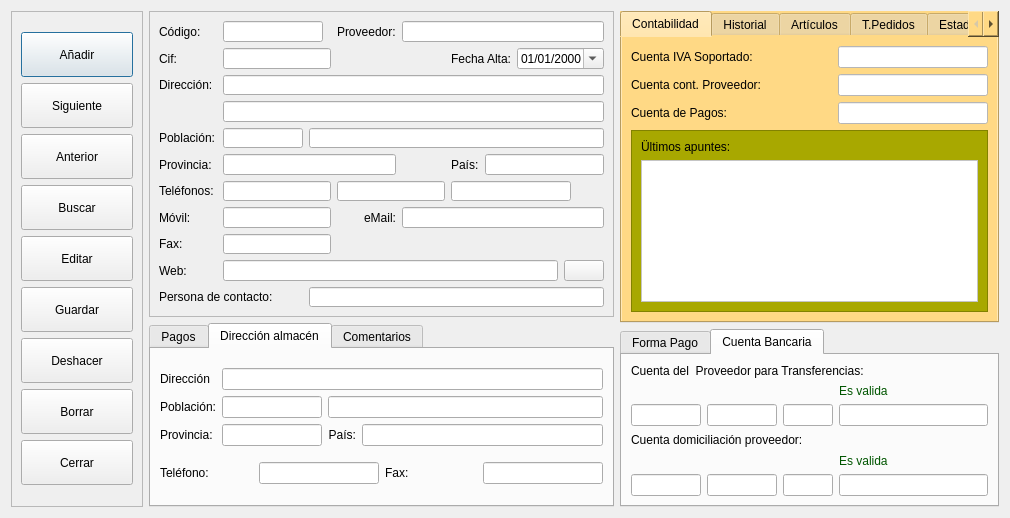
This is frmproveedores.ui in arcnexus/RedFoX as Qt 5 draws it before an edit. The edited form follows.
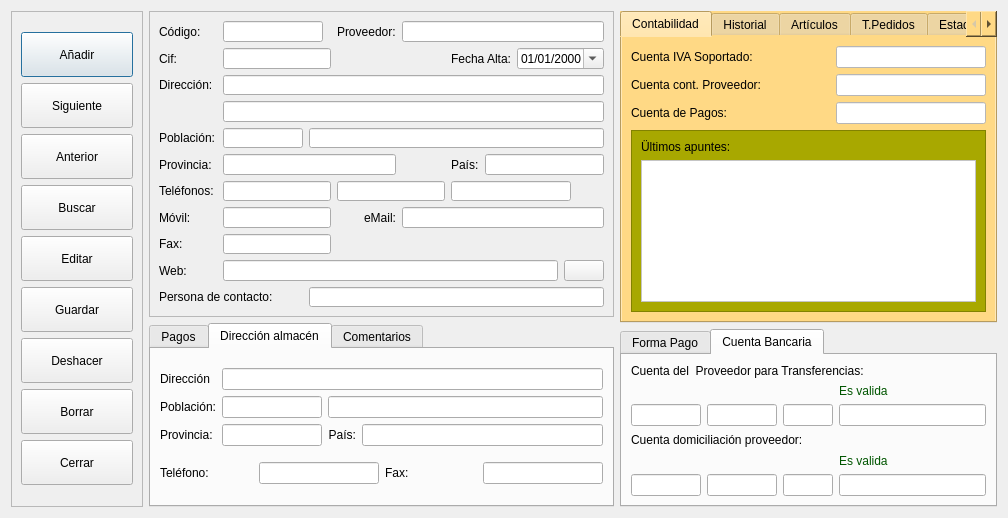
This is the edited form. The open tabs and pages were chosen to show the change. Icons and pictures are not drawn.

```diff
--- a/frmproveedores.ui
+++ b/frmproveedores.ui
@@ -6,7 +6,7 @@
    <rect>
     <x>0</x>
     <y>0</y>
-    <width>1010</width>
+    <width>1008</width>
     <height>493</height>
    </rect>
   </property>
```
Left out of the diff: 2 changed lines with no effect on the pictures.
